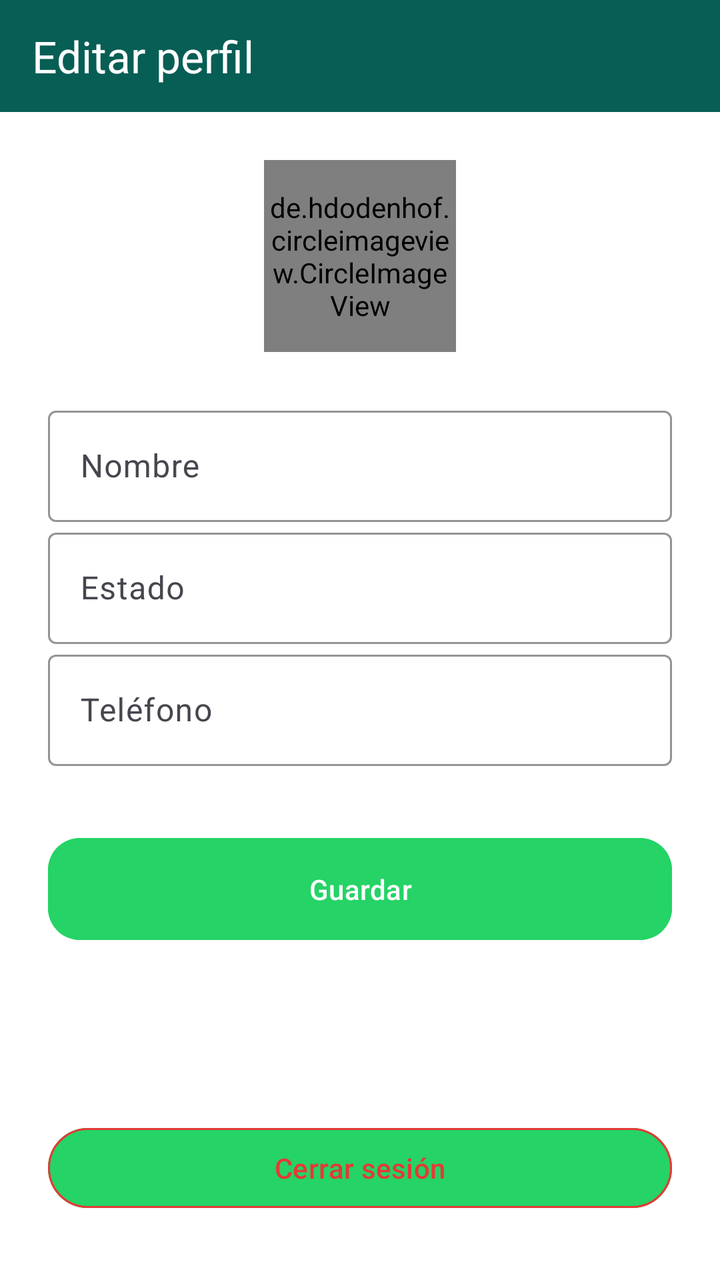
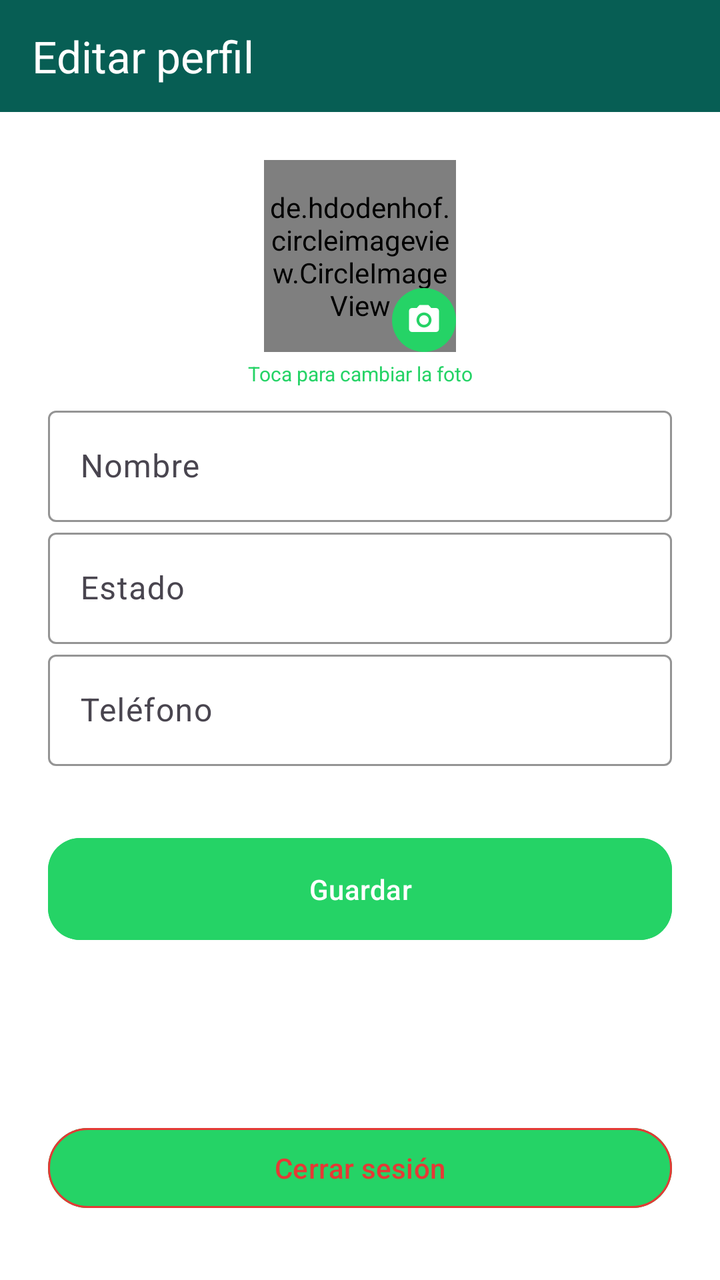

Two renders of the same Android screen: before a commit and after it. Below are the layout's source before the change and the commit's diff.
<!-- AndroidManifest.xml: application theme Theme.Civis -->
<!-- res/layout/activity_profile_edit.xml -->
<?xml version="1.0" encoding="utf-8"?>
<androidx.constraintlayout.widget.ConstraintLayout xmlns:android="http://schemas.android.com/apk/res/android"
    xmlns:app="http://schemas.android.com/apk/res-auto"
    android:layout_width="match_parent"
    android:layout_height="match_parent"
    android:background="@color/white">

    <com.google.android.material.appbar.MaterialToolbar
        android:id="@+id/toolbar"
        android:layout_width="0dp"
        android:layout_height="@dimen/toolbar_height"
        android:background="@color/toolbar_bg"
        app:layout_constraintEnd_toEndOf="parent"
        app:layout_constraintStart_toStartOf="parent"
        app:layout_constraintTop_toTopOf="parent"
        app:title="@string/edit_profile"
        app:titleTextColor="@color/white" />

    <de.hdodenhof.circleimageview.CircleImageView
        android:id="@+id/ivAvatar"
        android:layout_width="@dimen/avatar_xlarge"
        android:layout_height="@dimen/avatar_xlarge"
        android:layout_marginTop="@dimen/spacing_lg"
        android:src="@drawable/ic_profile"
        app:layout_constraintEnd_toEndOf="parent"
        app:layout_constraintStart_toStartOf="parent"
        app:layout_constraintTop_toBottomOf="@+id/toolbar" />

    <com.google.android.material.textfield.TextInputLayout
        android:id="@+id/tilName"
        style="@style/CivisTextInput"
        android:layout_width="0dp"
        android:layout_height="wrap_content"
        android:layout_marginHorizontal="@dimen/spacing_lg"
        android:layout_marginTop="@dimen/spacing_lg"
        android:hint="@string/name"
        app:layout_constraintEnd_toEndOf="parent"
        app:layout_constraintStart_toStartOf="parent"
        app:layout_constraintTop_toBottomOf="@+id/ivAvatar">

        <com.google.android.material.textfield.TextInputEditText
            android:id="@+id/etName"
            android:layout_width="match_parent"
            android:layout_height="wrap_content" />
    </com.google.android.material.textfield.TextInputLayout>

    <com.google.android.material.textfield.TextInputLayout
        android:id="@+id/tilBio"
        style="@style/CivisTextInput"
        android:layout_width="0dp"
        android:layout_height="wrap_content"
        android:layout_marginHorizontal="@dimen/spacing_lg"
        android:hint="@string/bio"
        app:layout_constraintEnd_toEndOf="parent"
        app:layout_constraintStart_toStartOf="parent"
        app:layout_constraintTop_toBottomOf="@+id/tilName">

        <com.google.android.material.textfield.TextInputEditText
            android:id="@+id/etBio"
            android:layout_width="match_parent"
            android:layout_height="wrap_content" />
    </com.google.android.material.textfield.TextInputLayout>

    <com.google.android.material.textfield.TextInputLayout
        android:id="@+id/tilPhone"
        style="@style/CivisTextInput"
        android:layout_width="0dp"
        android:layout_height="wrap_content"
        android:layout_marginHorizontal="@dimen/spacing_lg"
        android:hint="@string/phone"
        app:layout_constraintEnd_toEndOf="parent"
        app:layout_constraintStart_toStartOf="parent"
        app:layout_constraintTop_toBottomOf="@+id/tilBio">

        <com.google.android.material.textfield.TextInputEditText
            android:id="@+id/etPhone"
            android:layout_width="match_parent"
            android:layout_height="wrap_content"
            android:inputType="phone" />
    </com.google.android.material.textfield.TextInputLayout>

    <com.google.android.material.button.MaterialButton
        android:id="@+id/btnSave"
        android:layout_width="0dp"
        android:layout_height="wrap_content"
        android:layout_marginHorizontal="@dimen/spacing_lg"
        android:layout_marginTop="@dimen/spacing_xl"
        android:text="@string/save"
        android:textAllCaps="false"
        app:layout_constraintEnd_toEndOf="parent"
        app:layout_constraintStart_toStartOf="parent"
        app:layout_constraintTop_toBottomOf="@+id/tilPhone" />

    <com.google.android.material.button.MaterialButton
        android:id="@+id/btnLogout"
        style="@style/Widget.Material3.Button.OutlinedButton"
        android:layout_width="0dp"
        android:layout_height="wrap_content"
        android:layout_marginHorizontal="@dimen/spacing_lg"
        android:layout_marginBottom="@dimen/spacing_xl"
        android:text="@string/logout"
        android:textAllCaps="false"
        android:textColor="@color/error_red"
        app:layout_constraintBottom_toBottomOf="parent"
        app:layout_constraintEnd_toEndOf="parent"
        app:layout_constraintStart_toStartOf="parent"
        app:strokeColor="@color/error_red" />

    <ProgressBar
        android:id="@+id/progressBar"
        android:layout_width="wrap_content"
        android:layout_height="wrap_content"
        android:visibility="gone"
        app:layout_constraintBottom_toTopOf="@+id/btnLogout"
        app:layout_constraintEnd_toEndOf="parent"
        app:layout_constraintStart_toStartOf="parent" />

</androidx.constraintlayout.widget.ConstraintLayout>
<!-- resources referenced by this layout -->
<resources>
  <color name="error_red">#E53935</color>
  <color name="toolbar_bg">#075E54</color>
  <color name="white">#FFFFFF</color>
  <dimen name="avatar_xlarge">96dp</dimen>
  <dimen name="spacing_lg">24dp</dimen>
  <dimen name="spacing_xl">32dp</dimen>
  <dimen name="toolbar_height">56dp</dimen>
  <!-- drawable ic_profile (drawable) -->
  <?xml version="1.0" encoding="utf-8"?>
  <vector xmlns:android="http://schemas.android.com/apk/res/android"
      android:width="24dp"
      android:height="24dp"
      android:viewportWidth="24"
      android:viewportHeight="24">
      <path
          android:fillColor="#FFFFFF"
          android:pathData="M12,12c2.21,0 4,-1.79 4,-4s-1.79,-4 -4,-4 -4,1.79 -4,4 1.79,4 4,4zM12,14c-2.67,0 -8,1.34 -8,4v2h16v-2c0,-2.66 -5.33,-4 -8,-4z" />
  </vector>
  <string name="bio">Estado</string>
  <string name="edit_profile">Editar perfil</string>
  <string name="logout">Cerrar sesión</string>
  <string name="name">Nombre</string>
  <string name="phone">Teléfono</string>
  <string name="save">Guardar</string>
  <style name="CivisTextInput" parent="Widget.Material3.TextInputLayout.OutlinedBox">
          <item name="boxStrokeColor">@color/civis_green</item>
          <item name="hintTextColor">@color/civis_green</item>
      </style>
  <color name="civis_green">#25D366</color>
  <color name="civis_dark_green">#128C7E</color>
  <color name="civis_teal">#34B7F1</color>
  <color name="status_bar_color">#054D44</color>
  <color name="background">#ECE5DD</color>
  <color name="text_primary">#212121</color>
  <color name="text_secondary">#757575</color>
  <style name="CivisButton" parent="Widget.Material3.Button">
          <item name="android:backgroundTint">@color/civis_green</item>
          <item name="android:textColor">@color/white</item>
          <item name="cornerRadius">@dimen/corner_radius_large</item>
          <item name="android:paddingTop">@dimen/spacing_md</item>
          <item name="android:paddingBottom">@dimen/spacing_md</item>
      </style>
  <dimen name="corner_radius_large">16dp</dimen>
  <dimen name="spacing_md">16dp</dimen>
  <!-- unchanged entries left out for length: 1 -->
</resources>

<!-- the commit's change to res/layout/activity_profile_edit.xml (unified diff, before → after) -->
@@ -16,15 +16,47 @@
         app:title="@string/edit_profile"
         app:titleTextColor="@color/white" />
 
-    <de.hdodenhof.circleimageview.CircleImageView
-        android:id="@+id/ivAvatar"
-        android:layout_width="@dimen/avatar_xlarge"
-        android:layout_height="@dimen/avatar_xlarge"
+    <FrameLayout
+        android:id="@+id/frameAvatar"
+        android:layout_width="wrap_content"
+        android:layout_height="wrap_content"
         android:layout_marginTop="@dimen/spacing_lg"
-        android:src="@drawable/ic_profile"
         app:layout_constraintEnd_toEndOf="parent"
         app:layout_constraintStart_toStartOf="parent"
-        app:layout_constraintTop_toBottomOf="@+id/toolbar" />
+        app:layout_constraintTop_toBottomOf="@+id/toolbar">
+
+        <de.hdodenhof.circleimageview.CircleImageView
+            android:id="@+id/ivAvatar"
+            android:layout_width="@dimen/avatar_xlarge"
+            android:layout_height="@dimen/avatar_xlarge"
+            android:src="@drawable/ic_profile" />
+
+        <View
+            android:layout_width="32dp"
+            android:layout_height="32dp"
+            android:layout_gravity="bottom|end"
+            android:background="@drawable/bg_add_badge" />
+
+        <ImageView
+            android:layout_width="18dp"
+            android:layout_height="18dp"
+            android:layout_gravity="bottom|end"
+            android:layout_margin="7dp"
+            android:contentDescription="Cambiar foto"
+            android:src="@drawable/ic_camera" />
+
+    </FrameLayout>
+
+    <TextView
+        android:layout_width="wrap_content"
+        android:layout_height="wrap_content"
+        android:layout_marginTop="@dimen/spacing_xs"
+        android:text="Toca para cambiar la foto"
+        android:textColor="@color/civis_green"
+        android:textSize="@dimen/text_xs"
+        app:layout_constraintEnd_toEndOf="parent"
+        app:layout_constraintStart_toStartOf="parent"
+        app:layout_constraintTop_toBottomOf="@+id/frameAvatar" />
 
     <com.google.android.material.textfield.TextInputLayout
         android:id="@+id/tilName"
@@ -36,7 +68,7 @@
         android:hint="@string/name"
         app:layout_constraintEnd_toEndOf="parent"
         app:layout_constraintStart_toStartOf="parent"
-        app:layout_constraintTop_toBottomOf="@+id/ivAvatar">
+        app:layout_constraintTop_toBottomOf="@+id/frameAvatar">
 
         <com.google.android.material.textfield.TextInputEditText
             android:id="@+id/etName"
<!-- resource entries referenced after the edit -->
@@ -6,7 +6,32 @@
   <dimen name="avatar_xlarge">96dp</dimen>
   <dimen name="spacing_lg">24dp</dimen>
   <dimen name="spacing_xl">32dp</dimen>
+  <dimen name="spacing_xs">4dp</dimen>
+  <dimen name="text_xs">10sp</dimen>
   <dimen name="toolbar_height">56dp</dimen>
+  <!-- drawable bg_add_badge (drawable) -->
+  <?xml version="1.0" encoding="utf-8"?>
+  <shape xmlns:android="http://schemas.android.com/apk/res/android"
+      android:shape="oval">
+      <solid android:color="@color/civis_green" />
+      <size
+          android:width="28dp"
+          android:height="28dp" />
+  </shape>
+  <!-- drawable ic_camera (drawable) -->
+  <?xml version="1.0" encoding="utf-8"?>
+  <vector xmlns:android="http://schemas.android.com/apk/res/android"
+      android:width="24dp"
+      android:height="24dp"
+      android:viewportWidth="24"
+      android:viewportHeight="24">
+      <path
+          android:fillColor="#FFFFFF"
+          android:pathData="M12,12m-3.2,0a3.2,3.2 0,1 1,6.4 0a3.2,3.2 0,1 1,-6.4 0" />
+      <path
+          android:fillColor="#FFFFFF"
+          android:pathData="M9,2L7.17,4H4c-1.1,0 -2,0.9 -2,2v12c0,1.1 0.9,2 2,2h16c1.1,0 2,-0.9 2,-2V6c0,-1.1 -0.9,-2 -2,-2h-3.17L15,2H9zM12,17c-2.76,0 -5,-2.24 -5,-5s2.24,-5 5,-5 5,2.24 5,5 -2.24,5 -5,5z" />
+  </vector>
   <!-- drawable ic_profile (drawable) -->
   <?xml version="1.0" encoding="utf-8"?>
   <vector xmlns:android="http://schemas.android.com/apk/res/android"
